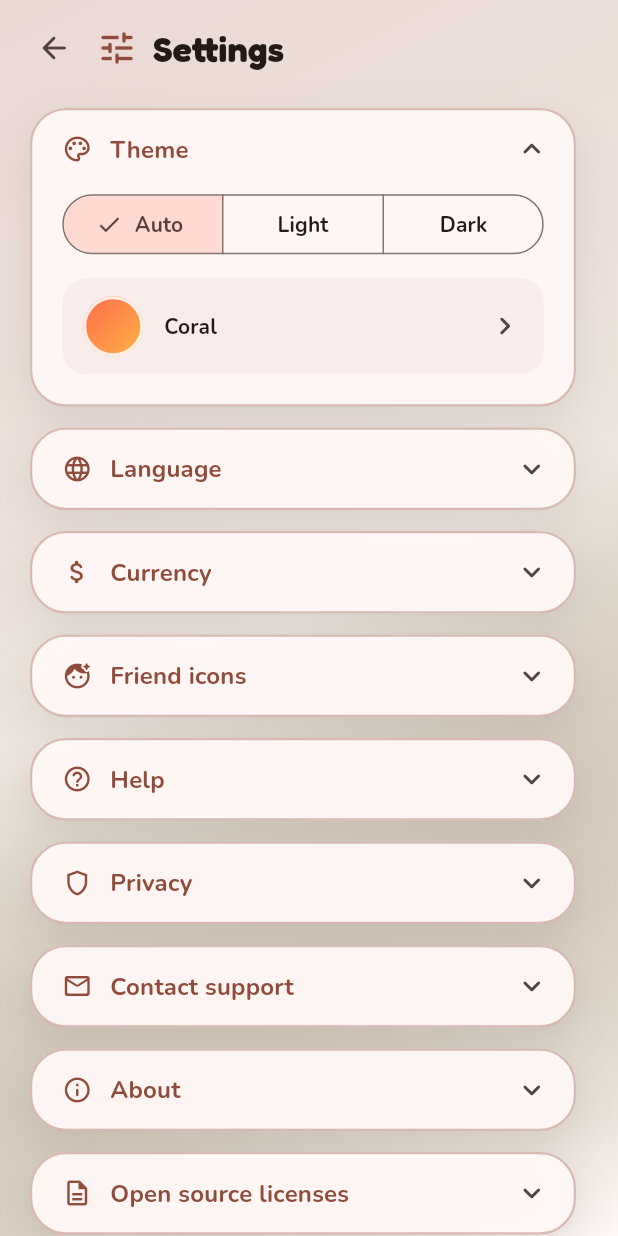
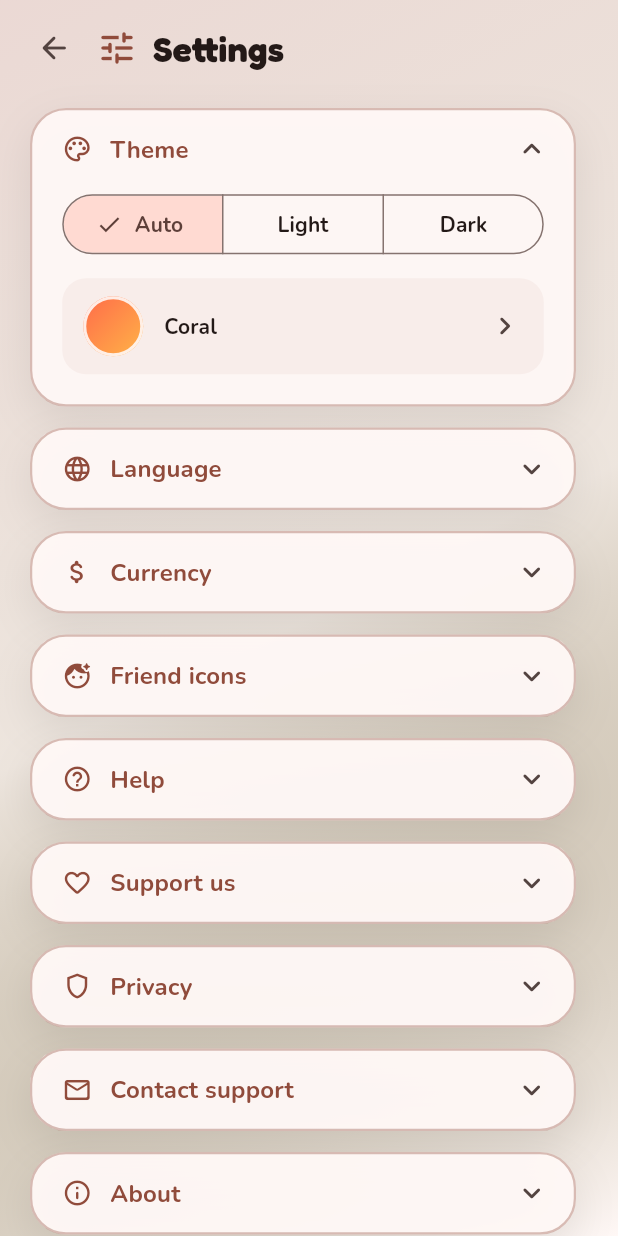
Before and after one commit to Juma1988/crew_bites, a Flutter app: the SettingsPage screen opened by its route, after a tap on "Theme", on a phone screen of 412 x 824 dp. Run offline on Flutter 3.47's test engine with Material 3 defaults, Android fonts, the phone set to English and light mode, and no system bars; our stand-ins replace flutter_markdown, share_plus, shared_preferences; accounts and stored records are empty.

Commit message:
feat: add Support Us section with Ko-fi and InstaPay donation links

```diff
--- a/lib/core/translate.dart
+++ b/lib/core/translate.dart
@@ -542,6 +542,17 @@ class Translate {
 
   String get contactSupport => _tr('Contact support', 'تواصل مع الدعم');
 
+  String get supportUs => _tr('Support us', 'ادعمنا');
+
+  String get supportUsBody => _tr(
+        'Enjoying Crew Bites? Support the developer!',
+        'عجباك Crew Bites؟ ادعم المطور!',
+      );
+
+  String get supportKofi => _tr('Buy me a coffee', 'ادّيني كوباية قهوة ☕');
+
+  String get supportInstapay => _tr('InstaPay (EG only)', 'انستاباي (مصر بس)');
+
   String get settingsHelp => _tr('Help', 'مساعدة');
 
   String get howToIntro => _tr(
--- a/lib/screens/settings_page.dart
+++ b/lib/screens/settings_page.dart
@@ -85,6 +85,24 @@ class _SettingsPageState extends State<SettingsPage> {
     ScaffoldMessenger.of(context).showSnackBar(
       SnackBar(content: Text(strings.copiedToast)),
     );
+  }
+
+  Future<void> _launchUrl(String url) async {
+    AppHaptics.selectionClick();
+    final uri = Uri.parse(url);
+    try {
+      final ok = await launchUrl(uri, mode: LaunchMode.externalApplication);
+      if (!ok && mounted) {
+        ScaffoldMessenger.of(context).showSnackBar(
+          SnackBar(content: Text(strings.emailOpenFailed)),
+        );
+      }
+    } catch (_) {
+      if (!mounted) return;
+      ScaffoldMessenger.of(context).showSnackBar(
+        SnackBar(content: Text(strings.emailOpenFailed)),
+      );
+    }
   }
 
   void _onToggleSection(String id, bool expanding) {
@@ -432,6 +450,43 @@ class _SettingsPageState extends State<SettingsPage> {
                             _FaqRow(
                               question: strings.faqPrivacy,
                               answer: strings.faqPrivacyBody,
+                            ),
+                          ],
+                        ),
+                      ),
+                      const SizedBox(height: 14),
+                      _CollapsibleCard(
+                        sectionId: 'support',
+                        isExpanded: _expandedSection == 'support',
+                        onToggle: _onToggleSection,
+                        margin: const EdgeInsets.symmetric(horizontal: 12),
+                        icon: Icons.favorite_outline_rounded,
+                        title: strings.supportUs,
+                        child: Column(
+                          crossAxisAlignment: CrossAxisAlignment.stretch,
+                          children: [
+                            Text(
+                              strings.supportUsBody,
+                              style: theme.textTheme.bodyMedium?.copyWith(
+                                color: scheme.onSurfaceVariant,
+                                height: 1.4,
+                              ),
+                            ),
+                            const SizedBox(height: 14),
+                            OutlinedButton.icon(
+                              onPressed: () => _launchUrl(
+                                'https://ko-fi.com/i1988',
+                              ),
+                              icon: const Icon(Icons.coffee_outlined),
+                              label: Text(strings.supportKofi),
+                            ),
+                            const SizedBox(height: 10),
+                            OutlinedButton.icon(
+                              onPressed: () => _launchUrl(
+                                'https://ipn.eg/S/i.juma1988/instapay/4Fjcw3',
+                              ),
+                              icon: const Icon(Icons.account_balance_wallet_outlined),
+                              label: Text(strings.supportInstapay),
                             ),
                           ],
                         ),
```
